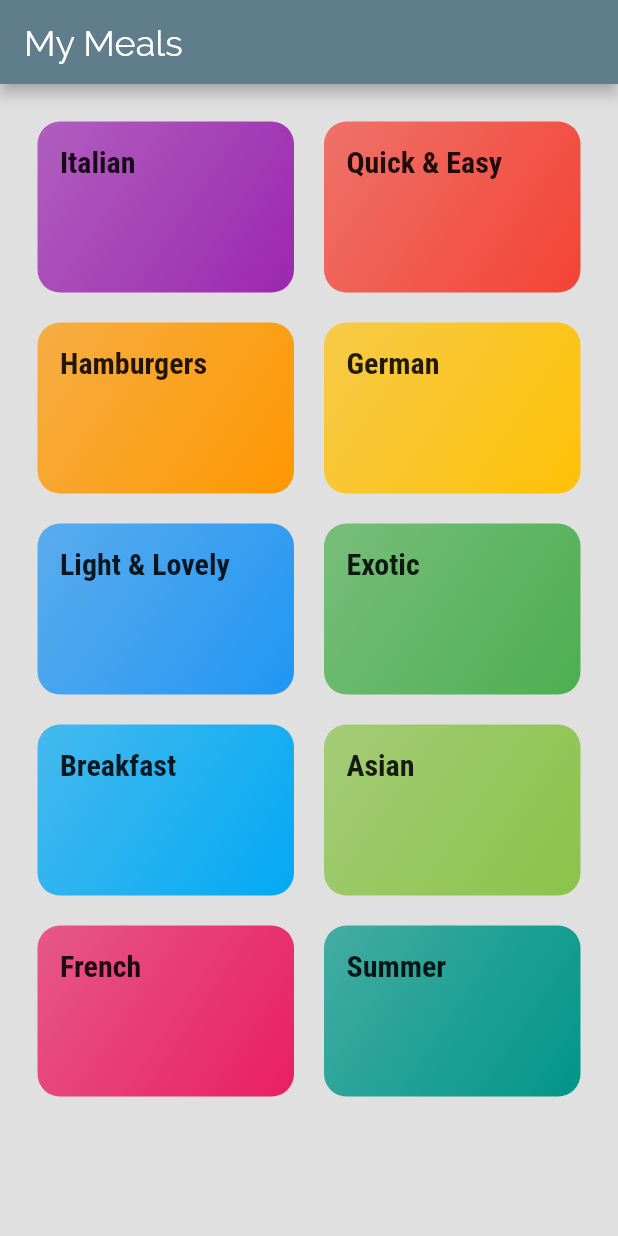
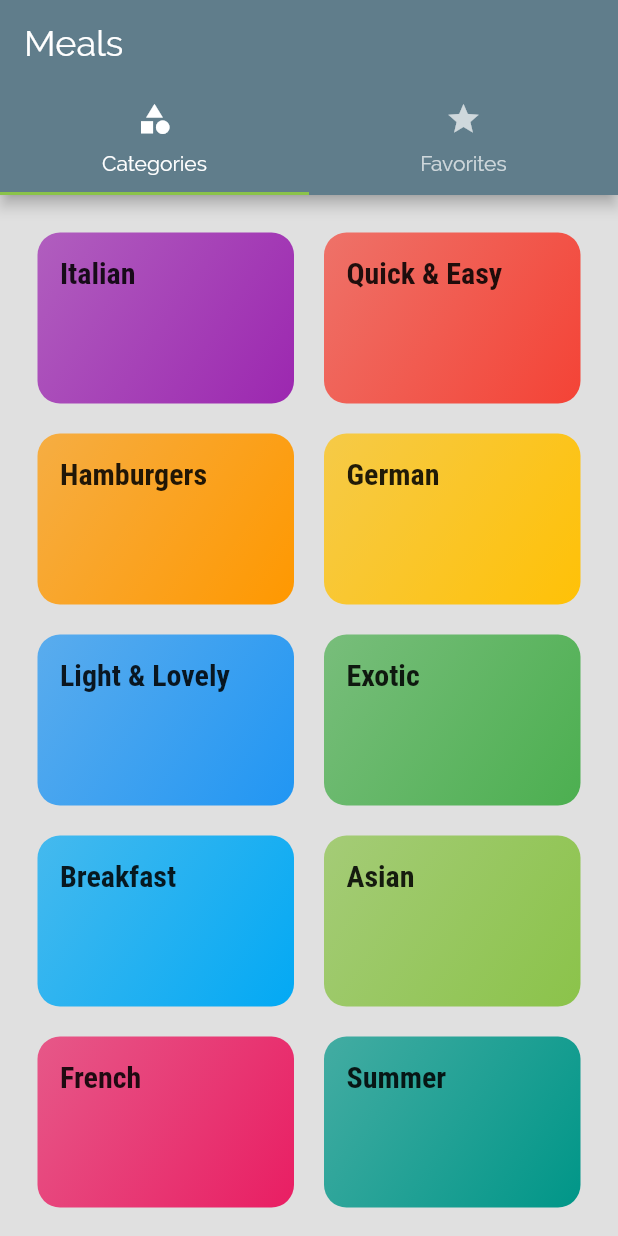
Before and after one commit to OrMizL/my_meals_app, a Flutter app: the screen it shows after launch, on a phone screen of 412 x 824 dp. Run offline on Flutter 3.47's test engine with Material 2 defaults, Android fonts, the phone set to English and light mode, and no system bars.

Commit message:
Added Top TabBar

```diff
--- a/lib/main.dart
+++ b/lib/main.dart
@@ -1,6 +1,5 @@
 import 'package:flutter/material.dart';
-
-import './screens/categories_page.dart';
+import './screens/tabs_page.dart';
 
 void main() => runApp(MyApp());
 
@@ -39,7 +38,7 @@ class MyApp extends StatelessWidget {
               ),
             ),
       ),
-      home: CategoriesPage(),
+      home: TabsScreen(),
     );
   }
 }
--- a/lib/screens/categories_page.dart
+++ b/lib/screens/categories_page.dart
@@ -4,14 +4,9 @@ import '../dummy_data.dart';
 import '../widgets/category_item.dart';
 
 class CategoriesPage extends StatelessWidget {
-
   @override
   Widget build(BuildContext context) {
-    return Scaffold(
-      appBar: AppBar(
-        title: const Text('My Meals'),
-      ),
-      body: GridView(
+    return GridView(
       padding: const EdgeInsets.all(25),
       gridDelegate: SliverGridDelegateWithMaxCrossAxisExtent(
         maxCrossAxisExtent: 200,
@@ -26,7 +21,6 @@ class CategoriesPage extends StatelessWidget {
                 categoryData.color,
               ))
           .toList(),
-      ),
     );
   }
 }
--- /dev/null
+++ b/lib/screens/favorites_page.dart
@@ -0,0 +1,12 @@
+import 'package:flutter/material.dart';
+
+class FavoritesPage extends StatelessWidget {
+  const FavoritesPage({Key key}) : super(key: key);
+
+  @override
+  Widget build(BuildContext context) {
+    return Center(
+      child: Text('Favorites'),
+    );
+  }
+}
--- /dev/null
+++ b/lib/screens/tabs_page.dart
@@ -0,0 +1,43 @@
+import 'package:flutter/material.dart';
+
+import './categories_page.dart';
+import './favorites_page.dart';
+
+class TabsScreen extends StatefulWidget {
+  const TabsScreen({Key key}) : super(key: key);
+
+  @override
+  State<TabsScreen> createState() => _TabsScreenState();
+}
+
+class _TabsScreenState extends State<TabsScreen> {
+  @override
+  Widget build(BuildContext context) {
+    return DefaultTabController(
+      length: 2,
+      child: Scaffold(
+        appBar: AppBar(
+          title: Text('Meals'),
+          bottom: TabBar(
+            tabs: [
+              Tab(
+                icon: Icon(Icons.category),
+                text: 'Categories',
+              ),
+              Tab(
+                icon: Icon(Icons.star),
+                text: 'Favorites',
+              ),
+            ],
+          ),
+        ),
+        body: TabBarView(
+          children: [
+            CategoriesPage(),
+            FavoritesPage(),
+          ],
+        ),
+      ),
+    );
+  }
+}
```
Lines whose indentation alone changed are shown as unchanged.
